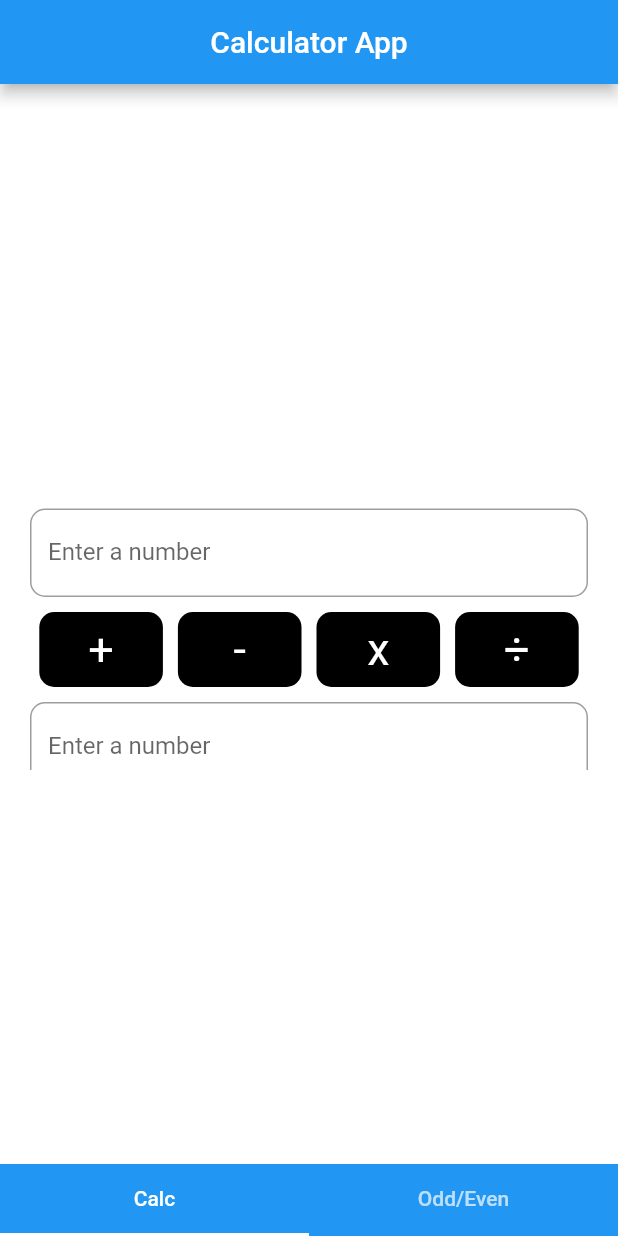
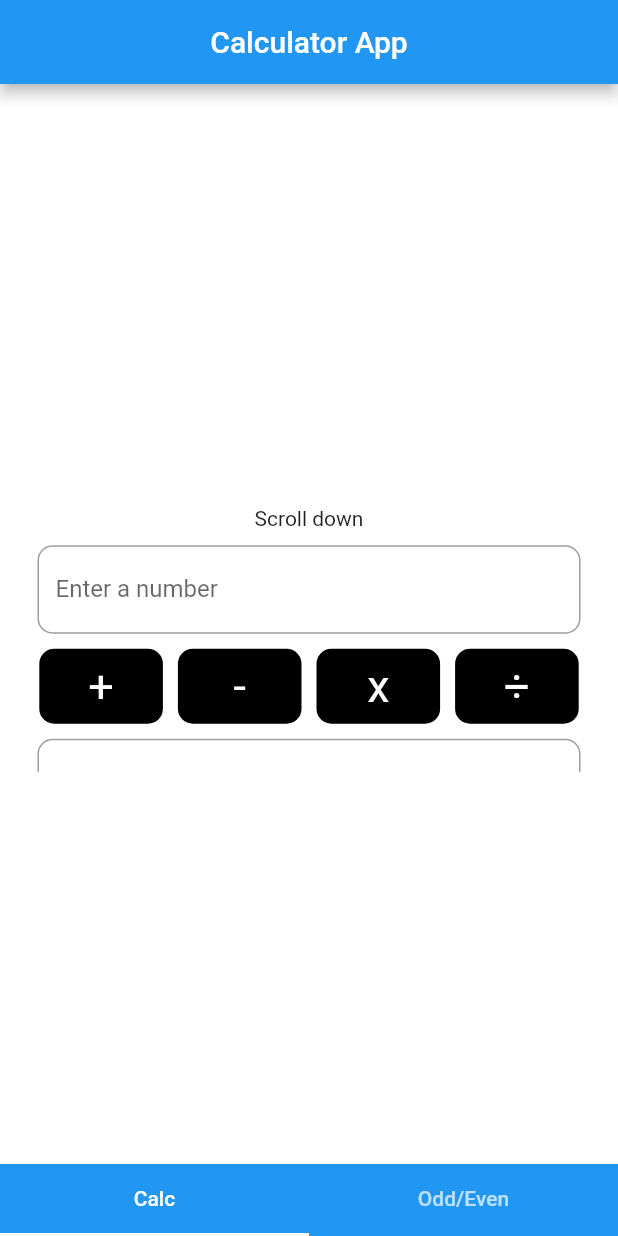
Before and after one commit to akbersalim/flutter-calculator, a Flutter app: the screen it shows after launch, on a phone screen of 412 x 824 dp. Run offline on Flutter 3.47's test engine with Material 2 defaults, Android fonts, the phone set to English and light mode, and no system bars.

```diff
--- a/lib/views/add.dart
+++ b/lib/views/add.dart
@@ -14,10 +14,16 @@ class Calculate extends StatelessWidget {
             crossAxisAlignment: CrossAxisAlignment.center,
             children: <Widget>[
               SingleChildScrollView(
-                child: Container(
-                    height: MediaQuery.of(context).size.height-630,
+                child: Column(
+                  children: <Widget>[
+                    Container(
+                        height: MediaQuery.of(context).size.height - 627,
+                        color: Colors.white,
+                        margin: EdgeInsets.all(5.0),
                         child: SingleChildScrollView(child: MyBody())),
-              )
+                  ],
+                ),
+              ),
             ],
           )),
     );
@@ -35,6 +41,20 @@ class _MyBodyState extends State<MyBody> {
   TextEditingController n2 = TextEditingController();
   var col1 = 0xff373B44, col2 = 0xff4286f4;
   var bck = 0xfffffffff;
+
+  Container res() {
+    return Container(
+      height: 50.0,
+      width: double.infinity,
+      child: Center(
+        child: Text(
+          _x.toString(),
+          style: TextStyle(fontSize: 23.0, color: Colors.black),
+          textAlign: TextAlign.center,
+        ),
+      ),
+    );
+  }
 
   _Compute() {
     var num1 = double.parse(n1.text);
@@ -60,13 +80,19 @@ class _MyBodyState extends State<MyBody> {
 
   @override
   Widget build(BuildContext context) {
-    return Container(
+    return Column(
+      children: <Widget>[
+        Container(
           color: Color(bck),
           margin: EdgeInsets.all(20.0),
           child: Column(
             crossAxisAlignment: CrossAxisAlignment.center,
             mainAxisAlignment: MainAxisAlignment.center,
             children: <Widget>[
+              Text("Scroll down"),
+              SizedBox(
+                height: 10.0,
+              ),
               TextField(
                 keyboardType: TextInputType.number,
                 controller: n1,
@@ -74,12 +100,13 @@ class _MyBodyState extends State<MyBody> {
                 decoration: InputDecoration(
                   focusedBorder: OutlineInputBorder(
                     borderRadius: BorderRadius.circular(10.0),
-                borderSide: BorderSide(color: Colors.greenAccent, width: 2.0),
+                    borderSide:
+                        BorderSide(color: Colors.greenAccent, width: 2.0),
                   ),
                   hintText: "Number 1",
                   labelText: "Enter a number",
-              border:
-                  OutlineInputBorder(borderRadius: BorderRadius.circular(10.0)),
+                  border: OutlineInputBorder(
+                      borderRadius: BorderRadius.circular(10.0)),
                 ),
               ),
               SizedBox(
@@ -195,7 +222,8 @@ class _MyBodyState extends State<MyBody> {
                 decoration: InputDecoration(
                     focusedBorder: OutlineInputBorder(
                       borderRadius: BorderRadius.circular(10.0),
-                  borderSide: BorderSide(color: Colors.greenAccent, width: 2.0),
+                      borderSide:
+                          BorderSide(color: Colors.greenAccent, width: 2.0),
                     ),
                     labelText: "Enter a number",
                     hintText: "Number 2",
@@ -223,19 +251,18 @@ class _MyBodyState extends State<MyBody> {
                   ),
                 ),
               ),
-          Container(
-            height: 50.0,
-            width: double.infinity,
-            child: Center(
-              child: Text(
-                _x.toString(),
-                style: TextStyle(fontSize: 23.0, color: Colors.black),
-                textAlign: TextAlign.center,
+            ],
           ),
         ),
-          ),
+        Text(
+          _x.toString(),
+          style: TextStyle(fontSize: 30.0),
+        )
       ],
-      ),
     );
   }
 }
+
+/*
+
+ */
```
Lines whose indentation alone changed are shown as unchanged.
